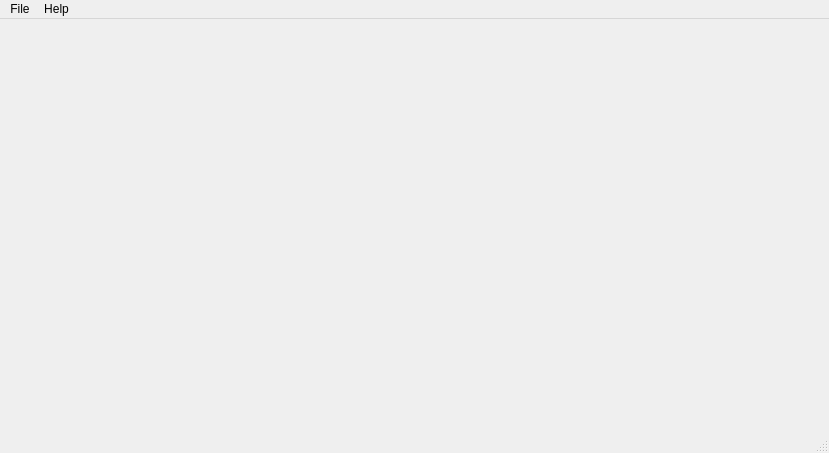
Qt form src/ui/mainwindow.ui (LeftySolara/QuizMe) before a commit.
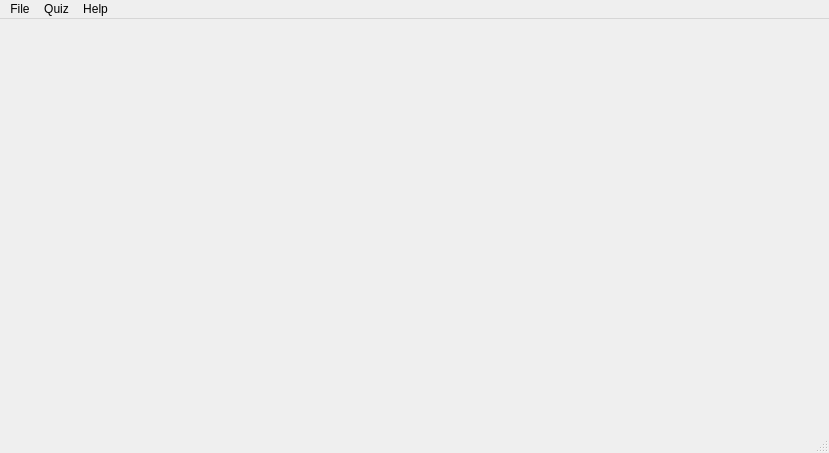
The same form after that commit.

Commit message: add dialog for editing quiz questions

The edit to the form file:
```diff
--- a/src/ui/mainwindow.ui
+++ b/src/ui/mainwindow.ui
@@ -35,7 +35,14 @@
     </property>
     <addaction name="actionAbout_Qt"/>
    </widget>
+   <widget class="QMenu" name="menuQuiz">
+    <property name="title">
+     <string>Quiz</string>
+    </property>
+    <addaction name="actionNew_Question"/>
+   </widget>
    <addaction name="menuFile"/>
+   <addaction name="menuQuiz"/>
    <addaction name="menuHelp"/>
   </widget>
   <widget class="QStatusBar" name="statusBar"/>
```
Left out of the diff: 5 changed lines with no effect on the pictures. The commit also changes 5 other files.
